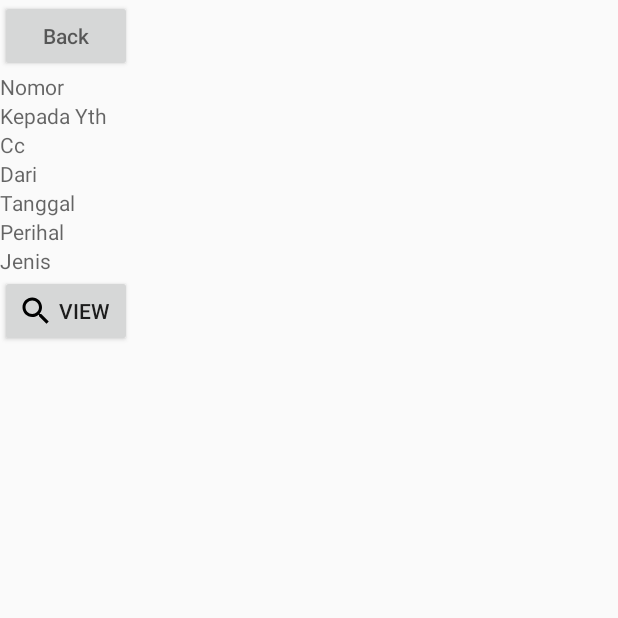
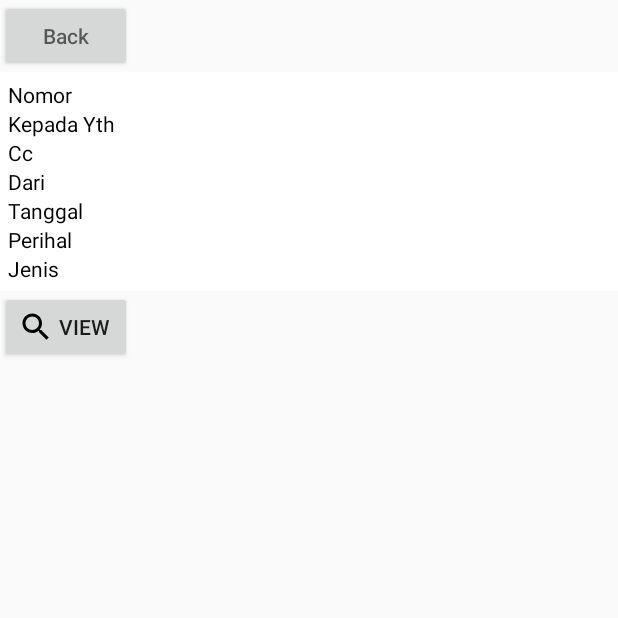
Before and after one commit to ptmodernland/IOM, an Android app: the fragment ListDetailFragment shown on its own in the app's theme, on a phone screen of 412 x 824 dp, the top half of it. Run offline under Robolectric (Android 15) with nearby library versions, the light colour scheme and no system bars; 2 statements that could not run were skipped.

Commit message:
Mengatur TableLayout list detail fragment

```diff
--- a/app/src/main/res/layout/fragment_approve_detail.xml
+++ b/app/src/main/res/layout/fragment_approve_detail.xml
@@ -16,7 +16,8 @@
         android:layout_width="match_parent"
         android:layout_height="wrap_content"
         android:padding="5dp"
-        android:stretchColumns="3">
+        android:background="#fff"
+        android:stretchColumns="2">
 
         <TableRow>
 
--- a/app/src/main/res/layout/fragment_list_detail.xml
+++ b/app/src/main/res/layout/fragment_list_detail.xml
@@ -6,153 +6,133 @@
     android:orientation="vertical"
     tools:context=".ListDetailFragment">
 
-    <LinearLayout
-        android:orientation="horizontal"
-        android:layout_width="match_parent"
-        android:layout_height="match_parent">
-
     <Button
         android:id="@+id/btnBack"
         android:layout_width="wrap_content"
         android:layout_height="wrap_content"
         android:hint="@string/back"/>
 
+    <TableLayout
+        android:layout_width="match_parent"
+        android:layout_height="wrap_content"
+        android:padding="5dp"
+        android:background="#fff"
+        android:stretchColumns="2">
 
-    </LinearLayout>
-
-    <LinearLayout
-        android:orientation="horizontal"
-        android:layout_width="match_parent"
-        android:layout_height="match_parent">
+        <TableRow>
 
             <TextView
-            android:layout_width="wrap_content"
+                android:text="@string/nomor"
+                android:textColor="#000"
+                android:layout_width="match_parent"
                 android:layout_height="wrap_content"
-            android:hint="@string/nomor"/>
+                android:layout_column="0"/>
 
             <TextView
                 android:id="@+id/txtNomord"
+                android:layout_width="wrap_content"
+                android:layout_height="wrap_content"/>
+
+        </TableRow>
+
+        <TableRow>
+
+            <TextView
+                android:text="@string/kepada"
+                android:textColor="#000"
                 android:layout_width="match_parent"
                 android:layout_height="wrap_content"
-
-            />
-
-    </LinearLayout>
-
-
-    <LinearLayout
-        android:orientation="horizontal"
-        android:layout_width="match_parent"
-        android:layout_height="match_parent">
-
-        <TextView
-            android:layout_width="wrap_content"
-            android:layout_height="wrap_content"
-            android:hint="@string/kepada"/>
+                android:layout_column="0"/>
 
             <TextView
                 android:id="@+id/txtKepada"
+                android:layout_width="wrap_content"
+                android:layout_height="wrap_content"/>
+
+        </TableRow>
+
+        <TableRow>
+
+            <TextView
+                android:text="@string/cc"
+                android:textColor="#000"
                 android:layout_width="match_parent"
                 android:layout_height="wrap_content"
-
-            />
-
-    </LinearLayout>
-
-    <LinearLayout
-        android:orientation="horizontal"
-        android:layout_width="match_parent"
-        android:layout_height="match_parent">
-
-        <TextView
-            android:layout_width="wrap_content"
-            android:layout_height="wrap_content"
-            android:hint="@string/cc"/>
+                android:layout_column="0"/>
 
             <TextView
                 android:id="@+id/txtCc"
                 android:layout_width="match_parent"
-            android:layout_height="wrap_content"
+                android:layout_height="wrap_content"/>
 
-            />
+        </TableRow>
 
-    </LinearLayout>
-
-    <LinearLayout
-        android:orientation="horizontal"
-        android:layout_width="match_parent"
-        android:layout_height="match_parent">
+        <TableRow>
 
             <TextView
-            android:layout_width="wrap_content"
+                android:text="@string/dari"
+                android:textColor="#000"
+                android:layout_width="match_parent"
                 android:layout_height="wrap_content"
-            android:hint="@string/dari"/>
+                android:layout_column="0"/>
+
 
             <TextView
                 android:id="@+id/txtDari"
                 android:layout_width="match_parent"
-            android:layout_height="wrap_content"
+                android:layout_height="wrap_content"/>
 
-            />
+        </TableRow>
 
-    </LinearLayout>
-
-    <LinearLayout
-        android:orientation="horizontal"
-        android:layout_width="match_parent"
-        android:layout_height="match_parent">
+        <TableRow>
 
             <TextView
-            android:layout_width="wrap_content"
+                android:text="@string/tanggal"
+                android:textColor="#000"
+                android:layout_width="match_parent"
                 android:layout_height="wrap_content"
-            android:hint="@string/tanggal"/>
+                android:layout_column="0"/>
 
             <TextView
                 android:id="@+id/txtTanggal"
                 android:layout_width="match_parent"
-            android:layout_height="wrap_content"
+                android:layout_height="wrap_content"/>
 
-            />
+        </TableRow>
 
-    </LinearLayout>
-
-    <LinearLayout
-        android:orientation="horizontal"
-        android:layout_width="match_parent"
-        android:layout_height="match_parent">
+        <TableRow>
 
             <TextView
-            android:layout_width="wrap_content"
+                android:text="@string/perihal"
+                android:textColor="#000"
+                android:layout_width="match_parent"
                 android:layout_height="wrap_content"
-            android:hint="@string/perihal"/>
+                android:layout_column="0"/>
 
             <TextView
                 android:id="@+id/txtPerihal"
+                android:layout_width="wrap_content"
+                android:layout_height="wrap_content"/>
+
+        </TableRow>
+
+        <TableRow>
+
+            <TextView
+                android:text="@string/jenis"
+                android:textColor="#000"
                 android:layout_width="match_parent"
                 android:layout_height="wrap_content"
-
-            />
-
-    </LinearLayout>
-
-    <LinearLayout
-        android:orientation="horizontal"
-        android:layout_width="match_parent"
-        android:layout_height="match_parent">
-
-        <TextView
-            android:layout_width="wrap_content"
-            android:layout_height="wrap_content"
-            android:hint="@string/jenis"/>
+                android:layout_column="0"/>
 
             <TextView
                 android:id="@+id/txtJenis"
                 android:layout_width="match_parent"
-            android:layout_height="wrap_content"
+                android:layout_height="wrap_content"/>
 
-            />
+        </TableRow>
 
-    </LinearLayout>
+    </TableLayout>
 
     <LinearLayout
         android:id="@+id/lnWVM"
```
Lines whose indentation alone changed are shown as unchanged.
